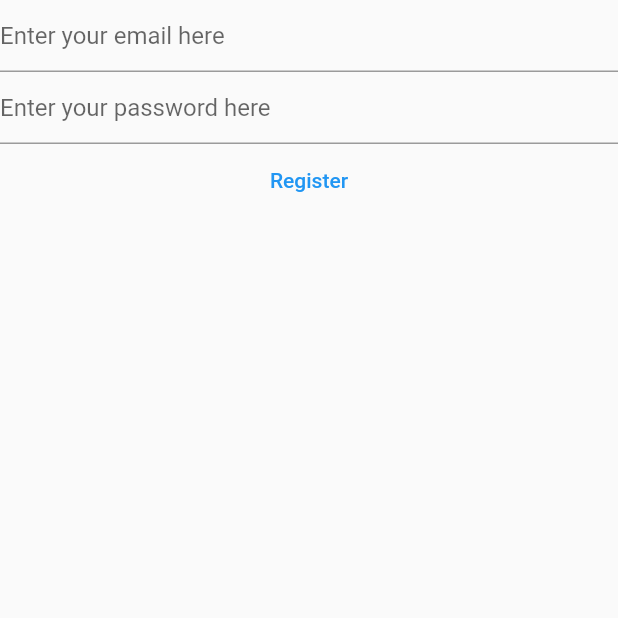
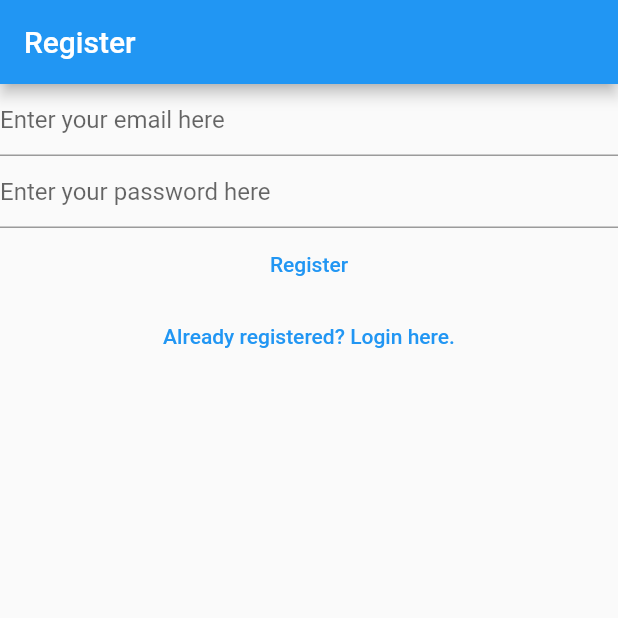
Before and after one commit to karlmarxmanzano/notes-flutter, a Flutter app: the RegisterView screen opened directly, on a phone screen of 412 x 824 dp, the top half of it. Run offline on Flutter 3.47's test engine with Material 2 defaults, Android fonts, the phone set to English and light mode, and no system bars; our stand-ins replace firebase_auth, firebase_core; accounts and stored records are empty.

Commit message:
Use named routes

```diff
--- a/lib/view/login_view.dart
+++ b/lib/view/login_view.dart
@@ -28,21 +28,27 @@ class _LoginViewState extends State<LoginView> {
 
   @override
   Widget build(BuildContext context) {
-    return Column(
+    return Scaffold(
+      appBar: AppBar(
+        title: const Text('Login'),
+      ),
+      body: Column(
         children: [
           TextField(
             controller: _email,
             enableSuggestions: false,
             autocorrect: false,
             keyboardType: TextInputType.emailAddress,
-          decoration: const InputDecoration(hintText: 'Enter your email here'),
+            decoration:
+                const InputDecoration(hintText: 'Enter your email here'),
           ),
           TextField(
             controller: _password,
             obscureText: true,
             enableSuggestions: false,
             autocorrect: false,
-          decoration: const InputDecoration(hintText: 'Enter your password here'),
+            decoration:
+                const InputDecoration(hintText: 'Enter your password here'),
           ),
           TextButton(
             onPressed: () async {
@@ -50,7 +56,9 @@ class _LoginViewState extends State<LoginView> {
               final password = _password.text;
 
               try {
-              final userCredentials = await FirebaseAuth.instance.signInWithEmailAndPassword(email: email, password: password);
+                final userCredentials = await FirebaseAuth.instance
+                    .signInWithEmailAndPassword(
+                        email: email, password: password);
                 print(userCredentials);
               } on FirebaseAuthException catch (e) {
                 if (e.code == 'user-not-found') {
@@ -65,7 +73,14 @@ class _LoginViewState extends State<LoginView> {
             },
             child: const Text('Login'),
           ),
+          TextButton(
+              onPressed: () {
+                Navigator.of(context)
+                    .pushNamedAndRemoveUntil('/register/', (route) => false);
+              },
+              child: const Text('Not registered yet? Register here!'))
         ],
+      ),
     );
   }
 }
--- a/lib/view/register_view.dart
+++ b/lib/view/register_view.dart
@@ -28,21 +28,27 @@ class _RegisterViewState extends State<RegisterView> {
 
   @override
   Widget build(BuildContext context) {
-    return Column(
+    return Scaffold(
+      appBar: AppBar(
+        title: const Text('Register'),
+      ),
+      body: Column(
         children: [
           TextField(
             controller: _email,
             enableSuggestions: false,
             autocorrect: false,
             keyboardType: TextInputType.emailAddress,
-          decoration: const InputDecoration(hintText: 'Enter your email here'),
+            decoration:
+                const InputDecoration(hintText: 'Enter your email here'),
           ),
           TextField(
             controller: _password,
             obscureText: true,
             enableSuggestions: false,
             autocorrect: false,
-          decoration: const InputDecoration(hintText: 'Enter your password here'),
+            decoration:
+                const InputDecoration(hintText: 'Enter your password here'),
           ),
           TextButton(
             onPressed: () async {
@@ -50,13 +56,16 @@ class _RegisterViewState extends State<RegisterView> {
               final password = _password.text;
 
               try {
-              final userCredentials = await FirebaseAuth.instance.createUserWithEmailAndPassword(email: email, password: password);
+                final userCredentials = await FirebaseAuth.instance
+                    .createUserWithEmailAndPassword(
+                        email: email, password: password);
                 print(userCredentials);
               } on FirebaseAuthException catch (e) {
                 if (e.code == 'weak-password') {
                   print('Weak password.');
                 } else if (e.code == 'email-already-in-use') {
-                print('The email address is already in use by another account.');
+                  print(
+                      'The email address is already in use by another account.');
                 } else if (e.code == 'invalid-email') {
                   print('Invalid email.');
                 } else {
@@ -67,7 +76,14 @@ class _RegisterViewState extends State<RegisterView> {
             },
             child: const Text('Register'),
           ),
+          TextButton(
+              onPressed: () {
+                Navigator.of(context)
+                    .pushNamedAndRemoveUntil('/login/', (route) => false);
+              },
+              child: const Text('Already registered? Login here.'))
         ],
+      ),
     );
   }
 }
```
Also changed, not shown: lib/main.dart (+19 -38 lines), lib/view/verify_email_view.dart (added, +31 -0 lines). Lines whose indentation alone changed are shown as unchanged.
